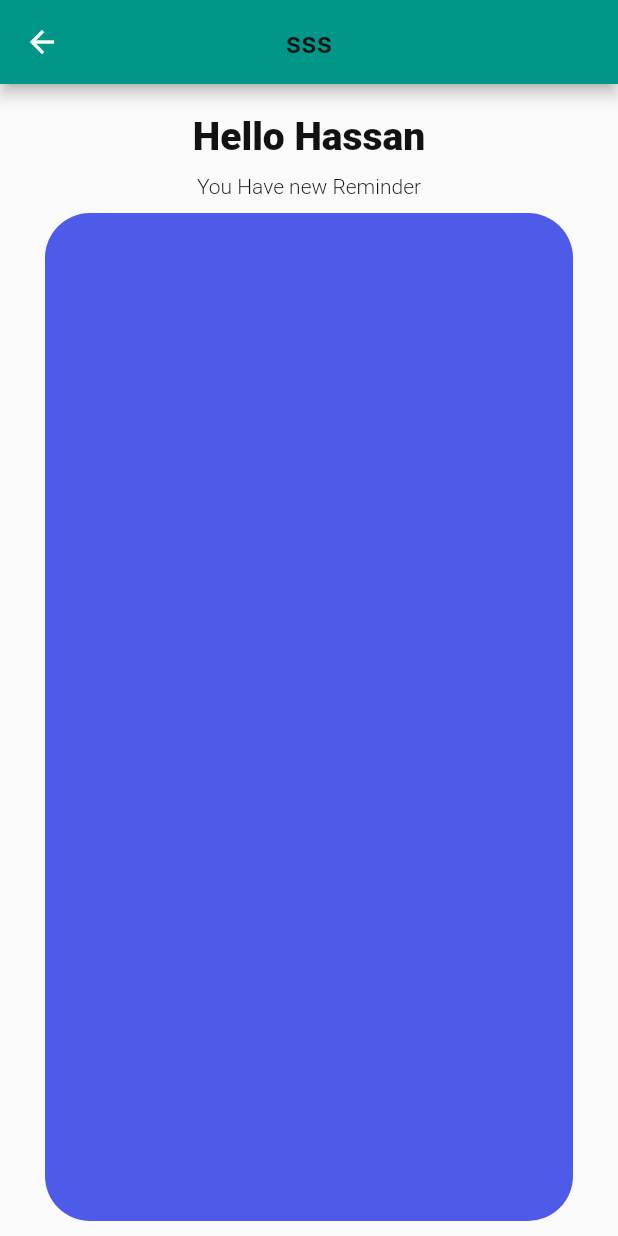
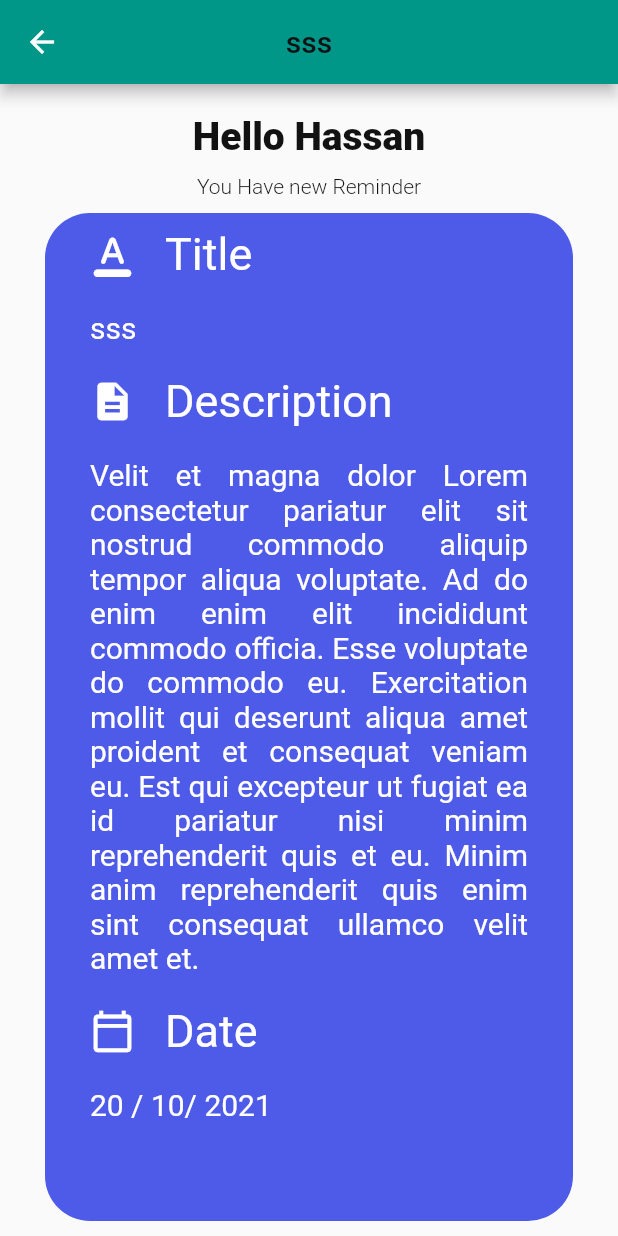
Before and after one commit to AbdArrahmanD/todo, a Flutter app: the screen it shows after launch, on a phone screen of 412 x 824 dp. Run offline on Flutter 3.47's test engine with Material 2 defaults, Android fonts, the phone set to English and light mode, and no system bars; our stand-ins replace get.

Commit message:
finishing notification screen

```diff
--- a/lib/main.dart
+++ b/lib/main.dart
@@ -1,8 +1,6 @@
 import 'package:flutter/material.dart';
 import 'package:get/get.dart';
 import 'package:todo/views/pages/notification_screen.dart';
-
-import 'views/pages/home_page.dart';
 
 void main() {
   runApp(const MyApp());
@@ -21,7 +19,8 @@ class MyApp extends StatelessWidget {
       title: 'ToDo',
       debugShowCheckedModeBanner: false,
       home: const NotificationScreen(
-        payLoad: 'sss|dsdsd',
+        payLoad:
+            'sss|Velit et magna dolor Lorem consectetur pariatur elit sit nostrud commodo aliquip tempor aliqua voluptate. Ad do enim enim elit incididunt commodo officia. Esse voluptate do commodo eu. Exercitation mollit qui deserunt aliqua amet proident et consequat veniam eu. Est qui excepteur ut fugiat ea id pariatur nisi minim reprehenderit quis et eu. Minim anim reprehenderit quis enim sint consequat ullamco velit amet et.|20 / 10/ 2021',
       ),
     );
   }
--- a/lib/views/pages/notification_screen.dart
+++ b/lib/views/pages/notification_screen.dart
@@ -61,14 +61,95 @@ class _NotificationScreenState extends State<NotificationScreen> {
             ),
             const SizedBox(height: 10),
             Expanded(
-                child: Container(
-              padding: const EdgeInsets.only(left: 30, right: 30),
-              margin: const EdgeInsets.only(left: 30, right: 30),
-              decoration: BoxDecoration(
-                borderRadius: BorderRadius.circular(30),
-                color: primaryClr,
+              child: Container(
+                padding:
+                    const EdgeInsets.symmetric(horizontal: 30, vertical: 10),
+                margin: const EdgeInsets.symmetric(horizontal: 30),
+                decoration: BoxDecoration(
+                  borderRadius: BorderRadius.circular(30),
+                  color: primaryClr,
+                ),
+                child: SingleChildScrollView(
+                  child: Column(
+                    crossAxisAlignment: CrossAxisAlignment.start,
+                    children: [
+                      Row(
+                        children: const [
+                          Icon(
+                            Icons.format_color_text_rounded,
+                            size: 30,
+                            color: Colors.white,
+                          ),
+                          SizedBox(width: 20),
+                          Text(
+                            'Title',
+                            style: TextStyle(
+                              fontSize: 30,
+                              color: Colors.white,
+                            ),
+                          ),
+                        ],
+                      ),
+                      const SizedBox(height: 20),
+                      Text(
+                        _payLoad.split('|')[0],
+                        style:
+                            const TextStyle(fontSize: 20, color: Colors.white),
+                      ),
+                      const SizedBox(height: 20),
+                      Row(
+                        children: const [
+                          Icon(
+                            Icons.description,
+                            size: 30,
+                            color: Colors.white,
+                          ),
+                          SizedBox(width: 20),
+                          Text(
+                            'Description',
+                            style: TextStyle(
+                              fontSize: 30,
+                              color: Colors.white,
+                            ),
+                          ),
+                        ],
+                      ),
+                      const SizedBox(height: 20),
+                      Text(
+                        _payLoad.split('|')[1],
+                        style:
+                            const TextStyle(fontSize: 20, color: Colors.white),
+                        textAlign: TextAlign.justify,
+                      ),
+                      const SizedBox(height: 20),
+                      Row(
+                        children: const [
+                          Icon(
+                            Icons.calendar_today_outlined,
+                            size: 30,
+                            color: Colors.white,
+                          ),
+                          SizedBox(width: 20),
+                          Text(
+                            'Date',
+                            style: TextStyle(
+                              fontSize: 30,
+                              color: Colors.white,
+                            ),
+                          ),
+                        ],
+                      ),
+                      const SizedBox(height: 20),
+                      Text(
+                        _payLoad.split('|')[2],
+                        style:
+                            const TextStyle(fontSize: 20, color: Colors.white),
+                      ),
+                    ],
+                  ),
+                ),
               ),
-            )),
+            ),
             const SizedBox(height: 10),
           ],
         ),
```
